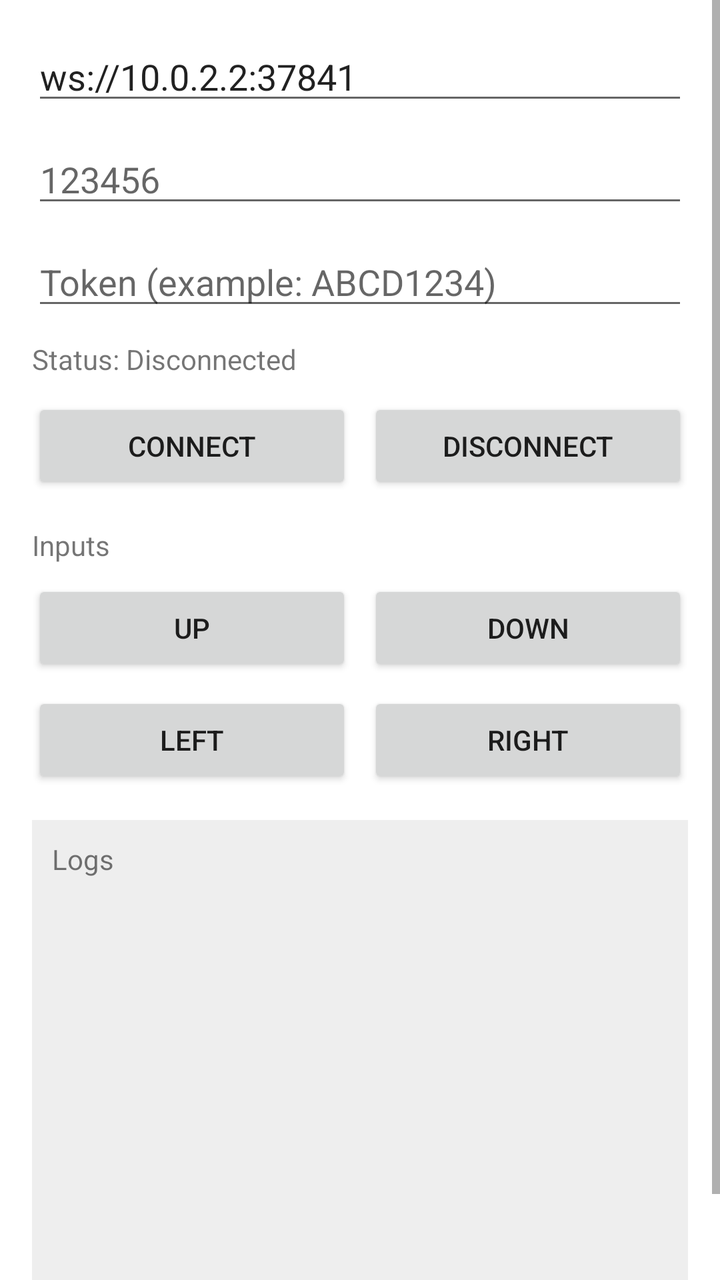
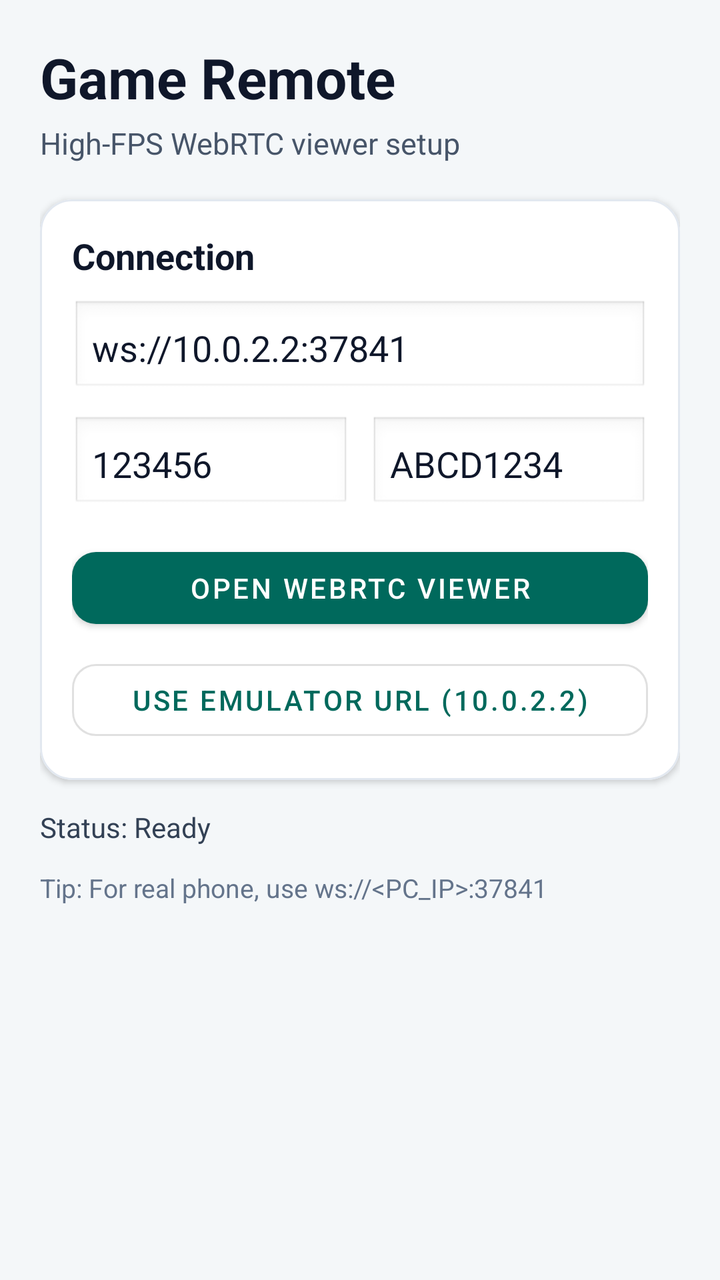

Two renders of the same Android screen: before a commit and after it. Below are the layout's source before the change and the commit's diff.
<!-- AndroidManifest.xml: application theme Theme.GameRemoteAndroid -->
<!-- res/layout/activity_main.xml -->
<?xml version="1.0" encoding="utf-8"?>
<ScrollView xmlns:android="http://schemas.android.com/apk/res/android"
    android:layout_width="match_parent"
    android:layout_height="match_parent"
    android:fillViewport="true">

    <LinearLayout
        android:layout_width="match_parent"
        android:layout_height="wrap_content"
        android:orientation="vertical"
        android:padding="16dp">

        <EditText
            android:id="@+id/etServerUrl"
            android:layout_width="match_parent"
            android:layout_height="wrap_content"
            android:hint="ws://192.168.1.10:37841"
            android:inputType="textUri"
            android:text="ws://10.0.2.2:37841" />

        <EditText
            android:id="@+id/etCode"
            android:layout_width="match_parent"
            android:layout_height="wrap_content"
            android:layout_marginTop="10dp"
            android:ems="6"
            android:hint="123456"
            android:inputType="number"
            android:maxLength="6" />

        <EditText
            android:id="@+id/etToken"
            android:layout_width="match_parent"
            android:layout_height="wrap_content"
            android:layout_marginTop="10dp"
            android:hint="Token (example: ABCD1234)"
            android:inputType="textNoSuggestions" />

        <TextView
            android:id="@+id/tvStatus"
            android:layout_width="wrap_content"
            android:layout_height="wrap_content"
            android:layout_marginTop="10dp"
            android:text="Status: Disconnected" />

        <LinearLayout
            android:layout_width="match_parent"
            android:layout_height="wrap_content"
            android:layout_marginTop="10dp"
            android:orientation="horizontal">

            <Button
                android:id="@+id/btnConnect"
                android:layout_width="0dp"
                android:layout_height="wrap_content"
                android:layout_weight="1"
                android:text="Connect" />

            <Button
                android:id="@+id/btnDisconnect"
                android:layout_width="0dp"
                android:layout_height="wrap_content"
                android:layout_marginStart="8dp"
                android:layout_weight="1"
                android:text="Disconnect" />
        </LinearLayout>

        <TextView
            android:layout_width="wrap_content"
            android:layout_height="wrap_content"
            android:layout_marginTop="16dp"
            android:text="Inputs" />

        <LinearLayout
            android:layout_width="match_parent"
            android:layout_height="wrap_content"
            android:layout_marginTop="8dp"
            android:orientation="horizontal">

            <Button
                android:id="@+id/btnUp"
                android:layout_width="0dp"
                android:layout_height="wrap_content"
                android:layout_weight="1"
                android:text="Up" />

            <Button
                android:id="@+id/btnDown"
                android:layout_width="0dp"
                android:layout_height="wrap_content"
                android:layout_marginStart="8dp"
                android:layout_weight="1"
                android:text="Down" />
        </LinearLayout>

        <LinearLayout
            android:layout_width="match_parent"
            android:layout_height="wrap_content"
            android:layout_marginTop="8dp"
            android:orientation="horizontal">

            <Button
                android:id="@+id/btnLeft"
                android:layout_width="0dp"
                android:layout_height="wrap_content"
                android:layout_weight="1"
                android:text="Left" />

            <Button
                android:id="@+id/btnRight"
                android:layout_width="0dp"
                android:layout_height="wrap_content"
                android:layout_marginStart="8dp"
                android:layout_weight="1"
                android:text="Right" />
        </LinearLayout>

        <TextView
            android:id="@+id/tvLog"
            android:layout_width="match_parent"
            android:layout_height="260dp"
            android:layout_marginTop="16dp"
            android:background="#EEEEEE"
            android:padding="10dp"
            android:text="Logs\n" />
    </LinearLayout>
</ScrollView>
<!-- resources referenced by this layout -->
<resources>
  <style name="Theme.GameRemoteAndroid" parent="Theme.MaterialComponents.DayNight.NoActionBar">
          <item name="colorPrimary">#00695C</item>
          <item name="colorPrimaryVariant">#004D40</item>
          <item name="colorOnPrimary">#FFFFFF</item>
          <item name="colorSecondary">#00897B</item>
          <item name="colorOnSecondary">#FFFFFF</item>
          <item name="android:statusBarColor" tools:targetApi="l">#004D40</item>
      </style>
</resources>

<!-- the commit's change to res/layout/activity_main.xml (unified diff, before → after) -->
@@ -1,127 +1,140 @@
 <?xml version="1.0" encoding="utf-8"?>
 <ScrollView xmlns:android="http://schemas.android.com/apk/res/android"
+    xmlns:app="http://schemas.android.com/apk/res-auto"
     android:layout_width="match_parent"
     android:layout_height="match_parent"
+    android:background="#F4F7F9"
     android:fillViewport="true">
 
     <LinearLayout
         android:layout_width="match_parent"
         android:layout_height="wrap_content"
         android:orientation="vertical"
-        android:padding="16dp">
+        android:padding="20dp">
 
-        <EditText
-            android:id="@+id/etServerUrl"
+        <TextView
             android:layout_width="match_parent"
             android:layout_height="wrap_content"
-            android:hint="ws://192.168.1.10:37841"
-            android:inputType="textUri"
-            android:text="ws://10.0.2.2:37841" />
+            android:text="Game Remote"
+            android:textColor="#0F172A"
+            android:textSize="28sp"
+            android:textStyle="bold" />
 
-        <EditText
-            android:id="@+id/etCode"
+        <TextView
             android:layout_width="match_parent"
             android:layout_height="wrap_content"
-            android:layout_marginTop="10dp"
-            android:ems="6"
-            android:hint="123456"
-            android:inputType="number"
-            android:maxLength="6" />
+            android:layout_marginTop="4dp"
+            android:text="High-FPS WebRTC viewer setup"
+            android:textColor="#475569"
+            android:textSize="15sp" />
 
-        <EditText
-            android:id="@+id/etToken"
+        <com.google.android.material.card.MaterialCardView
             android:layout_width="match_parent"
             android:layout_height="wrap_content"
-            android:layout_marginTop="10dp"
-            android:hint="Token (example: ABCD1234)"
-            android:inputType="textNoSuggestions" />
+            android:layout_marginTop="18dp"
+            app:cardBackgroundColor="#FFFFFF"
+            app:cardCornerRadius="16dp"
+            app:cardElevation="2dp"
+            app:strokeColor="#E2E8F0"
+            app:strokeWidth="1dp">
+
+            <LinearLayout
+                android:layout_width="match_parent"
+                android:layout_height="wrap_content"
+                android:orientation="vertical"
+                android:padding="16dp">
+
+                <TextView
+                    android:layout_width="match_parent"
+                    android:layout_height="wrap_content"
+                    android:text="Connection"
+                    android:textColor="#0F172A"
+                    android:textSize="18sp"
+                    android:textStyle="bold" />
+
+                <EditText
+                    android:id="@+id/etServerUrl"
+                    android:layout_width="match_parent"
+                    android:layout_height="wrap_content"
+                    android:layout_marginTop="10dp"
+                    android:background="@android:drawable/edit_text"
+                    android:hint="ws://10.0.2.2:37841"
+                    android:inputType="textUri"
+                    android:padding="10dp"
+                    android:textColor="#0F172A"
+                    android:textColorHint="#64748B"
+                    android:text="ws://10.0.2.2:37841" />
+
+                <LinearLayout
+                    android:layout_width="match_parent"
+                    android:layout_height="wrap_content"
+                    android:layout_marginTop="10dp"
+                    android:orientation="horizontal">
+
+                    <EditText
+                        android:id="@+id/etCode"
+                        android:layout_width="0dp"
+                        android:layout_height="wrap_content"
+                        android:layout_weight="1"
+                        android:background="@android:drawable/edit_text"
+                        android:hint="123456"
+                        android:inputType="number"
+                        android:maxLength="6"
+                        android:padding="10dp"
+                        android:textColor="#0F172A"
+                        android:textColorHint="#64748B"
+                        android:text="123456" />
+
+                    <EditText
+                        android:id="@+id/etToken"
+                        android:layout_width="0dp"
+                        android:layout_height="wrap_content"
+                        android:layout_marginStart="10dp"
+                        android:layout_weight="1"
+                        android:background="@android:drawable/edit_text"
+                        android:hint="ABCD1234"
+                        android:inputType="textNoSuggestions"
+                        android:padding="10dp"
+                        android:textColor="#0F172A"
+                        android:textColorHint="#64748B"
+                        android:text="ABCD1234" />
+                </LinearLayout>
+
+                <com.google.android.material.button.MaterialButton
+                    android:id="@+id/btnOpenWebRtc"
+                    android:layout_width="match_parent"
+                    android:layout_height="wrap_content"
+                    android:layout_marginTop="14dp"
+                    android:text="Open WebRTC Viewer"
+                    app:cornerRadius="12dp"
+                    app:iconPadding="8dp" />
+
+                <com.google.android.material.button.MaterialButton
+                    android:id="@+id/btnPresetEmulator"
+                    style="@style/Widget.MaterialComponents.Button.OutlinedButton"
+                    android:layout_width="match_parent"
+                    android:layout_height="wrap_content"
+                    android:layout_marginTop="8dp"
+                    android:text="Use Emulator URL (10.0.2.2)"
+                    app:cornerRadius="12dp" />
+            </LinearLayout>
+        </com.google.android.material.card.MaterialCardView>
 
         <TextView
             android:id="@+id/tvStatus"
-            android:layout_width="wrap_content"
-            android:layout_height="wrap_content"
-            android:layout_marginTop="10dp"
-            android:text="Status: Disconnected" />
-
-        <LinearLayout
             android:layout_width="match_parent"
             android:layout_height="wrap_content"
-            android:layout_marginTop="10dp"
-            android:orientation="horizontal">
-
-            <Button
-                android:id="@+id/btnConnect"
-                android:layout_width="0dp"
-                android:layout_height="wrap_content"
-                android:layout_weight="1"
-                android:text="Connect" />
-
-            <Button
-                android:id="@+id/btnDisconnect"
-                android:layout_width="0dp"
-                android:layout_height="wrap_content"
-                android:layout_marginStart="8dp"
-                android:layout_weight="1"
-                android:text="Disconnect" />
-        </LinearLayout>
+            android:layout_marginTop="14dp"
+            android:text="Status: Ready"
+            android:textColor="#334155"
+            android:textSize="14sp" />
 
         <TextView
-            android:layout_width="wrap_content"
-            android:layout_height="wrap_content"
-            android:layout_marginTop="16dp"
-            android:text="Inputs" />
-
-        <LinearLayout
             android:layout_width="match_parent"
             android:layout_height="wrap_content"
-            android:layout_marginTop="8dp"
-            android:orientation="horizontal">
-
-            <Button
-                android:id="@+id/btnUp"
-                android:layout_width="0dp"
-                android:layout_height="wrap_content"
-                android:layout_weight="1"
-                android:text="Up" />
-
-            <Button
-                android:id="@+id/btnDown"
-                android:layout_width="0dp"
-                android:layout_height="wrap_content"
-                android:layout_marginStart="8dp"
-                android:layout_weight="1"
-                android:text="Down" />
-        </LinearLayout>
-
-        <LinearLayout
-            android:layout_width="match_parent"
-            android:layout_height="wrap_content"
-            android:layout_marginTop="8dp"
-            android:orientation="horizontal">
-
-            <Button
-                android:id="@+id/btnLeft"
-                android:layout_width="0dp"
-                android:layout_height="wrap_content"
-                android:layout_weight="1"
-                android:text="Left" />
-
-            <Button
-                android:id="@+id/btnRight"
-                android:layout_width="0dp"
-                android:layout_height="wrap_content"
-                android:layout_marginStart="8dp"
-                android:layout_weight="1"
-                android:text="Right" />
-        </LinearLayout>
-
-        <TextView
-            android:id="@+id/tvLog"
-            android:layout_width="match_parent"
-            android:layout_height="260dp"
-            android:layout_marginTop="16dp"
-            android:background="#EEEEEE"
-            android:padding="10dp"
-            android:text="Logs\n" />
+            android:layout_marginTop="12dp"
+            android:text="Tip: For real phone, use ws://&lt;PC_IP&gt;:37841"
+            android:textColor="#64748B"
+            android:textSize="13sp" />
     </LinearLayout>
 </ScrollView>
